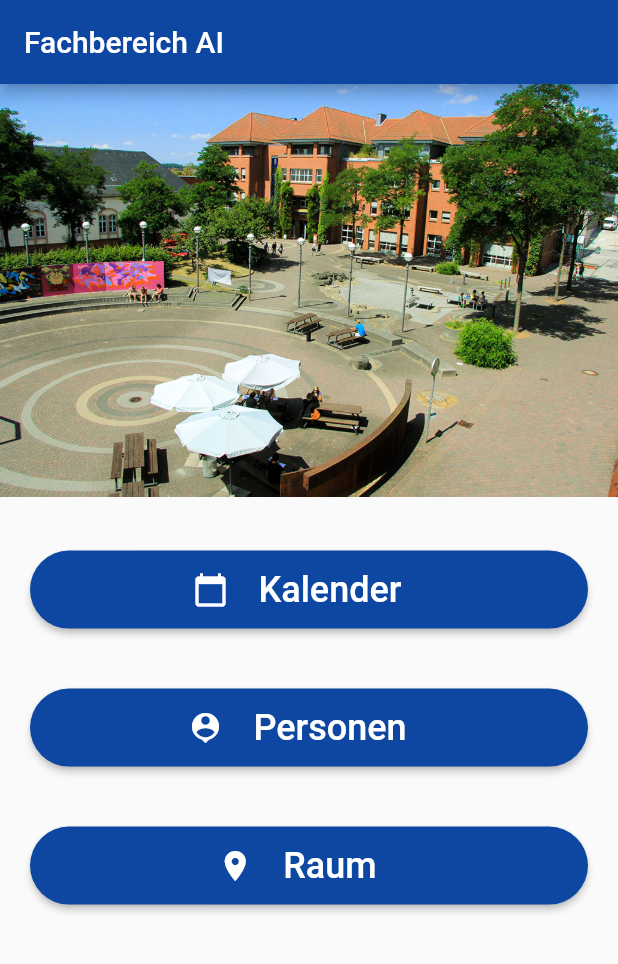
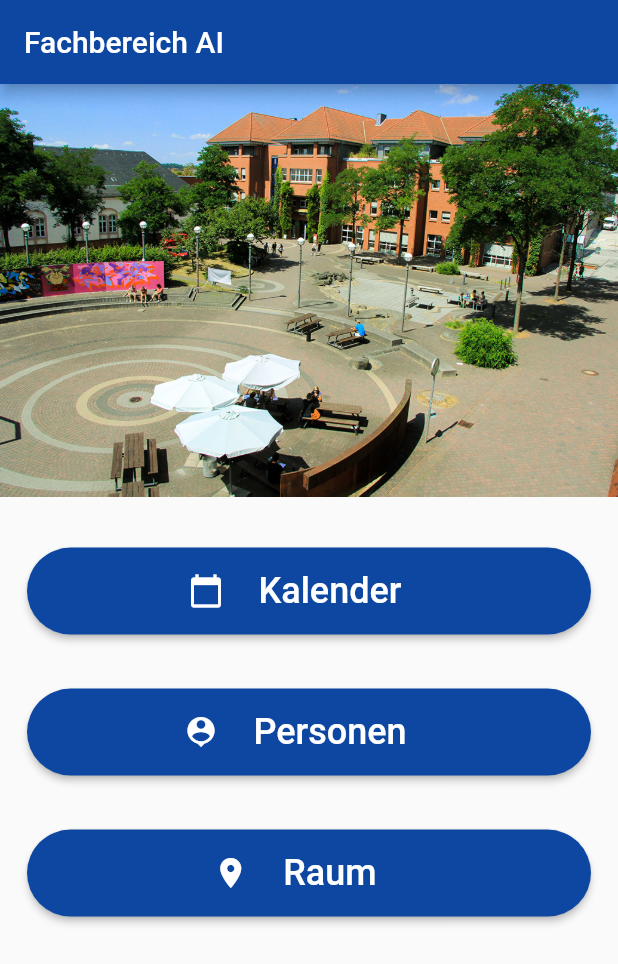
Before and after one commit to tonihoyer/fachbereichs_app, a Flutter app: the screen it shows after launch, on a phone screen of 412 x 824 dp. Shown: the top 964 px of the screen. Run offline on Flutter 3.47's test engine with Material 2 defaults, Android fonts, the phone set to English and light mode, and no system bars.

Commit message:
Buttons sind groß!

```diff
--- a/lib/screens/home_screen.dart
+++ b/lib/screens/home_screen.dart
@@ -33,10 +33,10 @@ class HomeScreen extends StatelessWidget {
     return Container(
       width: double.infinity,
       child: Padding(
-        padding: const EdgeInsets.all(20.0),
+        padding: const EdgeInsets.all(18.0),
         child: RaisedButton.icon(
           label: Padding(
-            padding: const EdgeInsets.all(12.0),
+            padding: const EdgeInsets.all(15.0),
             child: Text(
               text,
               style: TextStyle(
```
